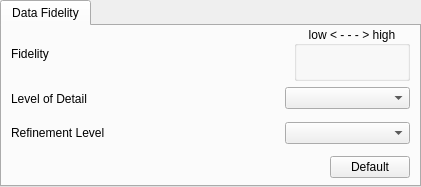
Above: apps/vaporgui/FidelityWidgetGUI.ui from StasJ/vapor-formatted before the change. Below: the same form after it.
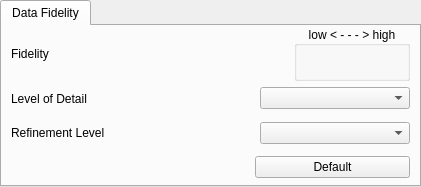
That is the form after the change.

Commit message: Added tool-tips and whats this settings to FidelityWidget

```diff
--- a/apps/vaporgui/FidelityWidgetGUI.ui
+++ b/apps/vaporgui/FidelityWidgetGUI.ui
@@ -146,7 +146,7 @@
             </property>
             <property name="sizeHint" stdset="0">
              <size>
-              <width>164</width>
+              <width>139</width>
               <height>20</height>
              </size>
             </property>
@@ -156,7 +156,7 @@
            <widget class="QComboBox" name="lodCombo">
             <property name="minimumSize">
              <size>
-              <width>125</width>
+              <width>150</width>
               <height>0</height>
              </size>
             </property>
@@ -194,7 +194,7 @@
             </property>
             <property name="sizeHint" stdset="0">
              <size>
-              <width>146</width>
+              <width>121</width>
               <height>20</height>
              </size>
             </property>
@@ -204,7 +204,7 @@
            <widget class="QComboBox" name="refinementCombo">
             <property name="minimumSize">
              <size>
-              <width>125</width>
+              <width>150</width>
               <height>0</height>
              </size>
             </property>
@@ -235,7 +235,7 @@
             </property>
             <property name="sizeHint" stdset="0">
              <size>
-              <width>300</width>
+              <width>231</width>
               <height>20</height>
              </size>
             </property>
@@ -243,6 +243,18 @@
           </item>
           <item>
            <widget class="QPushButton" name="fidelityDefaultButton">
+            <property name="minimumSize">
+             <size>
+              <width>155</width>
+              <height>0</height>
+             </size>
+            </property>
+            <property name="toolTip">
+             <string>&lt;html&gt;&lt;head/&gt;&lt;body&gt;&lt;p&gt;Click to set default Fidelity to current LOD and refinement levels.  The default can optionally be saved in user preferences.&lt;/p&gt;&lt;/body&gt;&lt;/html&gt;</string>
+            </property>
+            <property name="whatsThis">
+             <string>The fidelity setting controls both refinement levels and level of detail (LOD).  Click on the &quot;Set Default Fidelity&quot; button to establish a fidelity level that is interactive on the current platform.</string>
+            </property>
             <property name="text">
              <string>Default</string>
             </property>
```
Left out of the diff: 15 changed lines with no effect on the pictures.
